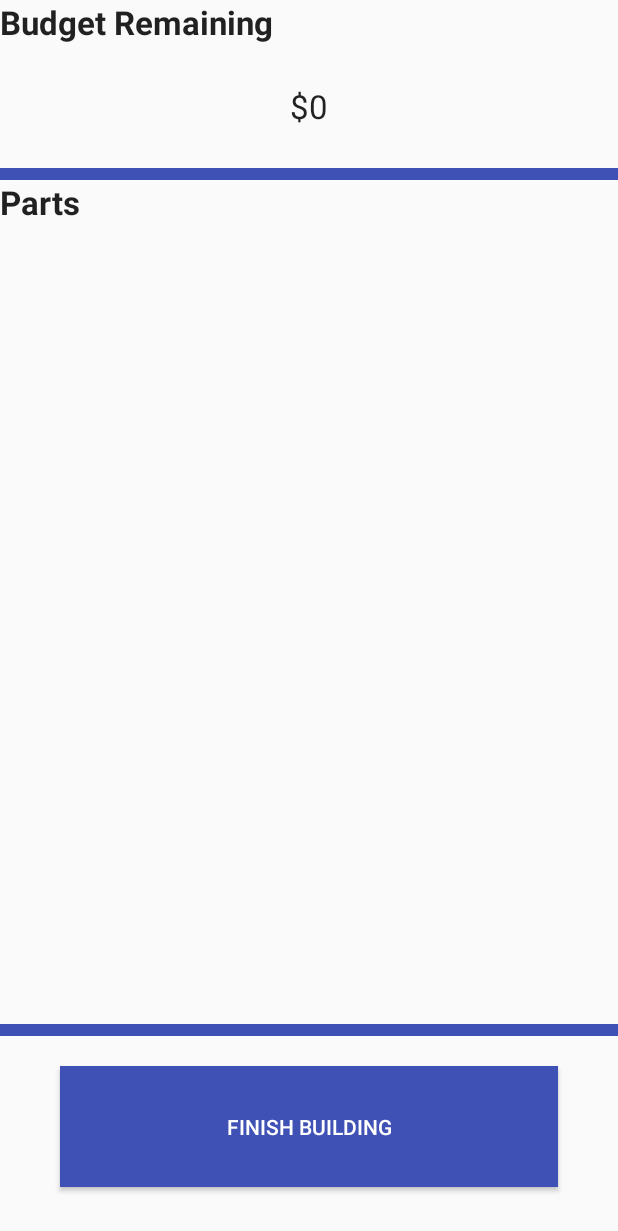
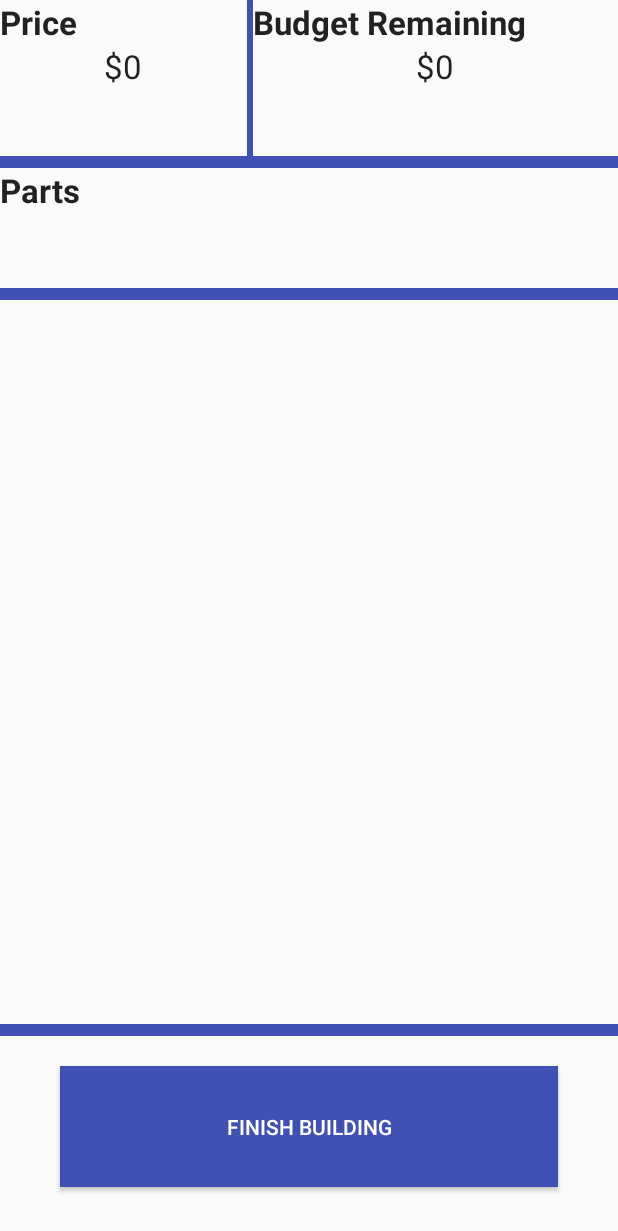
Before and after one commit to anturner130/ComputerBuilder, an Android app: the layout fragment_computer_breakdown.xml on its own in the app's theme, with its tools: preview values and no code run, on a phone screen of 412 x 824 dp. Shown: the top 1231 px of the screen. Run offline under Robolectric (Android 15) with nearby library versions, the phone set to English and light mode, and no system bars.

Commit message:
Major Improvements to Computer Breakdown
Also added filter logic, need parts, icon, and filter screen to test

```diff
--- a/app/src/main/java/comp640/computerbuilder/fragments/PartListFragment.java
+++ b/app/src/main/java/comp640/computerbuilder/fragments/PartListFragment.java
@@ -11,6 +11,7 @@ import android.view.ViewGroup;
 import java.util.List;
 
 import comp640.computerbuilder.dummy.DummyParts;
+import comp640.computerbuilder.logic.PartFilter;
 import comp640.computerbuilder.logic.PartViewAdapter;
 import comp640.computerbuilder.R;
 import comp640.computerbuilder.model.parts.Part;
@@ -46,6 +47,7 @@ public class PartListFragment extends CBFragment {
      */
     public PartListFragment() {
         _parentID = R.layout.fragment_computer_breakdown;
+        PartFilter.getFilter().resetDefaultValues();
     }
 
     /**
@@ -66,7 +68,8 @@ public class PartListFragment extends CBFragment {
             Context context = view.getContext();
             RecyclerView recyclerView = (RecyclerView) view;
             recyclerView.setLayoutManager(new LinearLayoutManager(context));
-            recyclerView.setAdapter(new PartViewAdapter(content, mListener));
+            recyclerView.setAdapter(new PartViewAdapter(PartFilter.getFilter().filterParts(content)
+                    , mListener));
         }
         return view;
     }
--- a/app/src/main/res/layout/fragment_computer_breakdown.xml
+++ b/app/src/main/res/layout/fragment_computer_breakdown.xml
@@ -8,24 +8,80 @@
 
     <!-- TODO: Update blank fragment layout -->
 
+    <LinearLayout
+        android:layout_width="match_parent"
+        android:layout_height="0dp"
+        android:layout_weight="13"
+        android:orientation="horizontal"
+        android:weightSum="100">
+
+        <LinearLayout
+            android:layout_width="0dp"
+            android:layout_height="match_parent"
+            android:layout_weight="40"
+            android:orientation="vertical">
+
             <TextView
                 android:layout_width="match_parent"
-        android:layout_height="0dp"
+                android:layout_height= "wrap_content"
+                android:text="Price"
+                android:layout_gravity="left"
+                android:textStyle="bold"
+                android:textAppearance="?android:attr/textAppearanceLarge"
+                />
+
+            <TextView
+                android:layout_width="match_parent"
+                android:layout_height="wrap_content"
+                android:text="$0"
+                android:id="@+id/priceTextView"
+                android:layout_gravity="center"
+                android:textAlignment="center"
+                android:textAppearance="?android:attr/textAppearanceLarge"/>
+
+        </LinearLayout>
+
+
+        <FrameLayout
+            android:layout_width="0dp"
+            android:layout_height="match_parent"
+            android:background="@color/colorPrimary"
+            android:layout_gravity="center_horizontal"
+            android:layout_weight="1"/>
+
+        <LinearLayout
+            android:layout_width="0dp"
+            android:layout_height="match_parent"
+            android:layout_weight="59"
+            android:orientation="vertical">
+
+            <TextView
+                android:layout_width="match_parent"
+                android:layout_height= "wrap_content"
                 android:text="Budget Remaining"
                 android:layout_gravity="left"
                 android:textStyle="bold"
                 android:textAppearance="?android:attr/textAppearanceLarge"
-        android:layout_weight="7"/>
+                />
 
             <TextView
                 android:layout_width="match_parent"
-        android:layout_height="0dp"
+                android:layout_height="wrap_content"
                 android:text="$0"
                 android:id="@+id/budgetTextView"
                 android:layout_gravity="center"
                 android:textAlignment="center"
-        android:textAppearance="?android:attr/textAppearanceLarge"
-        android:layout_weight="7"/>
+                android:textAppearance="?android:attr/textAppearanceLarge" />
+
+        </LinearLayout>
+
+
+
+
+
+
+    </LinearLayout>
+
 
     <FrameLayout
         android:layout_width="match_parent"
@@ -42,6 +98,13 @@
         android:layout_gravity="left"
         android:textAppearance="?android:attr/textAppearanceLarge"
         android:layout_weight="10"/>
+
+    <FrameLayout
+        android:layout_width="match_parent"
+        android:layout_height="0dp"
+        android:background="@color/colorPrimary"
+        android:layout_gravity="center_horizontal"
+        android:layout_weight="1"/>
 
 
     <android.support.v7.widget.RecyclerView
```
Also changed, not shown: app/src/main/java/comp640/computerbuilder/fragments/ComputerBreakdownFragment.java (+13 -5 lines), app/src/main/java/comp640/computerbuilder/logic/BreakdownViewAdapter.java (+22 -0 lines), app/src/main/java/comp640/computerbuilder/logic/PartFilter.java (added, +148 -0 lines), app/src/main/java/comp640/computerbuilder/logic/SortType.java (added, +15 -0 lines), app/src/main/res/layout/fragment_breakdown_item.xml (+22 -6 lines), app/src/main/res/layout/fragment_part.xml (+4 -4 lines), 1 other file. Lines whose indentation alone changed are shown as unchanged.
